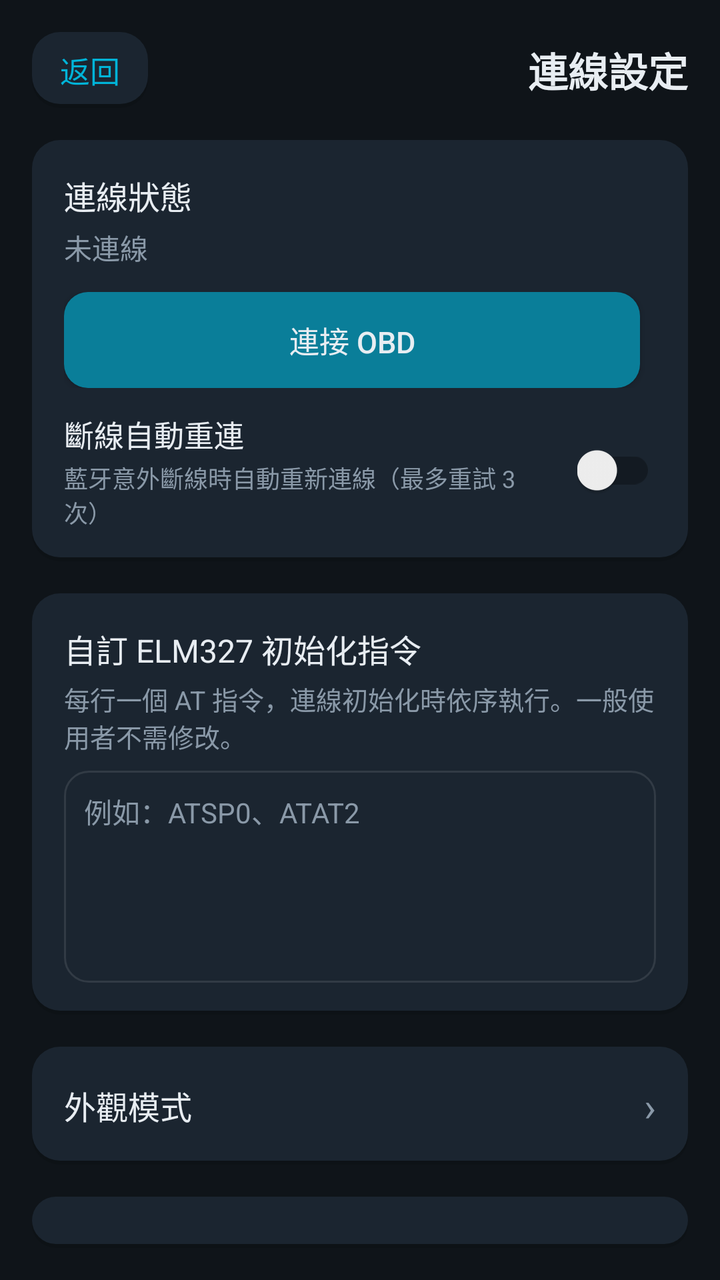
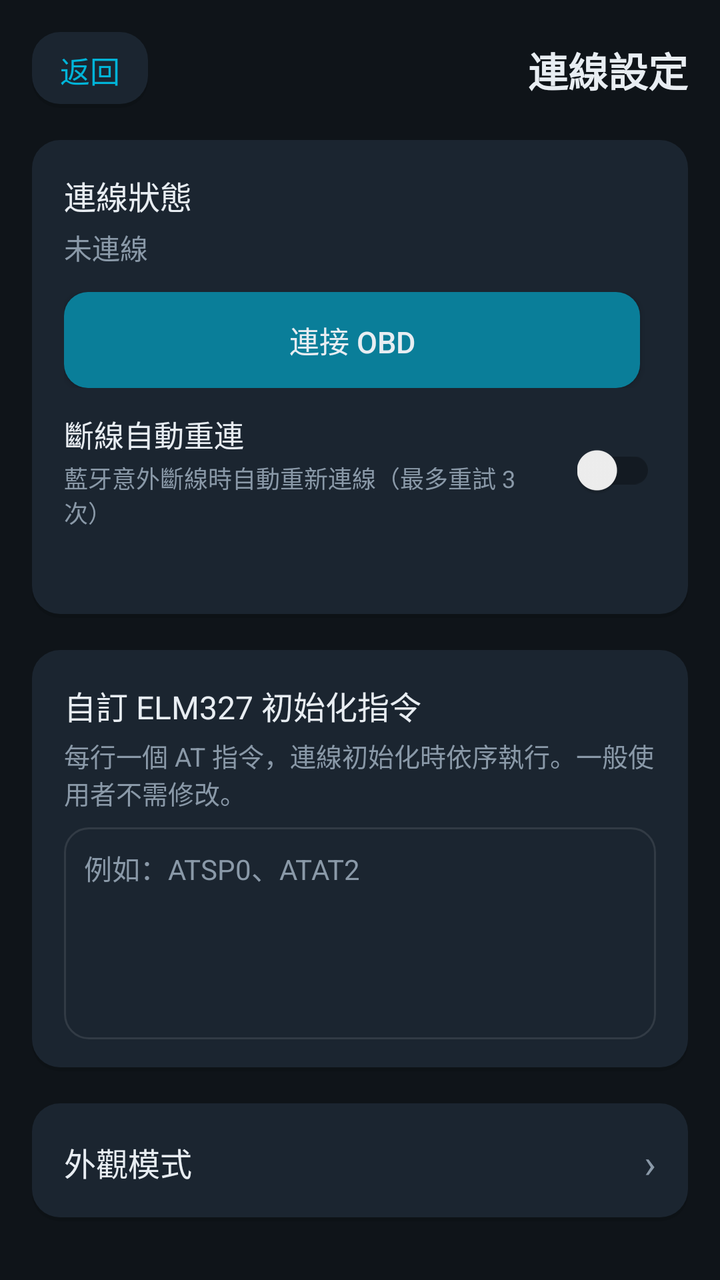

Two renders of the same Android screen: before a commit and after it. Below are the layout's source before the change and the commit's diff.
<!-- AndroidManifest.xml: application theme Theme.HeliOBD -->
<!-- res/layout/activity_settings.xml -->
<?xml version="1.0" encoding="utf-8"?>
<LinearLayout xmlns:android="http://schemas.android.com/apk/res/android"
    xmlns:tools="http://schemas.android.com/tools"
    android:layout_width="match_parent"
    android:layout_height="match_parent"
    android:orientation="vertical"
    android:padding="16dp">

    <LinearLayout
        android:layout_width="match_parent"
        android:layout_height="wrap_content"
        android:gravity="center_vertical"
        android:orientation="horizontal">

        <TextView
            android:id="@+id/btn_back"
            android:layout_width="wrap_content"
            android:layout_height="wrap_content"
            android:background="@drawable/bg_card"
            android:clickable="true"
            android:focusable="true"
            android:paddingHorizontal="14dp"
            android:paddingVertical="8dp"
            android:text="@string/common_back"
            android:textColor="@color/primary"
            android:textSize="15sp" />

        <Space
            android:layout_width="0dp"
            android:layout_height="1dp"
            android:layout_weight="1" />

        <TextView
            android:layout_width="wrap_content"
            android:layout_height="wrap_content"
            android:text="@string/settings_title"
            android:textColor="@color/text_primary"
            android:textSize="20sp"
            android:textStyle="bold" />
    </LinearLayout>

    <LinearLayout
        android:layout_width="match_parent"
        android:layout_height="wrap_content"
        android:layout_marginTop="16dp"
        android:background="@drawable/bg_card"
        android:orientation="vertical"
        android:padding="16dp">

        <TextView
            android:layout_width="match_parent"
            android:layout_height="wrap_content"
            android:text="@string/settings_connection_label"
            android:textColor="@color/text_primary"
            android:textSize="16sp" />

        <TextView
            android:id="@+id/settings_status_text"
            android:layout_width="match_parent"
            android:layout_height="wrap_content"
            android:layout_marginTop="4dp"
            android:text="@string/obd_disconnected"
            android:textColor="@color/text_secondary"
            android:textSize="14sp" />

        <LinearLayout
            android:layout_width="match_parent"
            android:layout_height="wrap_content"
            android:layout_marginTop="12dp"
            android:orientation="horizontal">

            <Button
                android:id="@+id/btn_connect_settings"
                android:layout_width="0dp"
                android:layout_height="48dp"
                android:layout_weight="1"
                android:background="@drawable/bg_button"
                android:text="@string/obd_connect"
                android:textColor="@color/text_primary"
                android:textSize="15sp" />

            <Space
                android:layout_width="8dp"
                android:layout_height="1dp" />

            <Button
                android:id="@+id/btn_disconnect_settings"
                android:layout_width="0dp"
                android:layout_height="48dp"
                android:layout_weight="1"
                android:background="@drawable/bg_card"
                android:text="@string/obd_disconnect"
                android:textColor="@color/danger"
                android:textSize="15sp"
                android:visibility="gone" />
        </LinearLayout>

        <LinearLayout
            android:layout_width="match_parent"
            android:layout_height="wrap_content"
            android:layout_marginTop="12dp"
            android:gravity="center_vertical"
            android:orientation="horizontal">

            <LinearLayout
                android:layout_width="0dp"
                android:layout_height="wrap_content"
                android:layout_weight="1"
                android:orientation="vertical">

                <TextView
                    android:layout_width="match_parent"
                    android:layout_height="wrap_content"
                    android:text="@string/settings_auto_reconnect_label"
                    android:textColor="@color/text_primary"
                    android:textSize="15sp" />

                <TextView
                    android:layout_width="match_parent"
                    android:layout_height="wrap_content"
                    android:layout_marginTop="2dp"
                    android:text="@string/settings_auto_reconnect_desc"
                    android:textColor="@color/text_secondary"
                    android:textSize="12sp" />
            </LinearLayout>

            <androidx.appcompat.widget.SwitchCompat
                android:id="@+id/settings_auto_reconnect"
                android:layout_width="wrap_content"
                android:layout_height="wrap_content"
                android:layout_marginStart="12dp" />
        </LinearLayout>
    </LinearLayout>

    <LinearLayout
        android:layout_width="match_parent"
        android:layout_height="wrap_content"
        android:layout_marginTop="16dp"
        android:background="@drawable/bg_card"
        android:orientation="vertical"
        android:padding="16dp">

        <TextView
            android:layout_width="match_parent"
            android:layout_height="wrap_content"
            android:text="@string/settings_elm_label"
            android:textColor="@color/text_primary"
            android:textSize="16sp" />

        <TextView
            android:layout_width="match_parent"
            android:layout_height="wrap_content"
            android:layout_marginTop="4dp"
            android:text="@string/settings_elm_desc"
            android:textColor="@color/text_secondary"
            android:textSize="13sp" />

        <EditText
            android:importantForAutofill="no"
            android:id="@+id/settings_elm_cmds"
            android:layout_width="match_parent"
            android:layout_height="wrap_content"
            android:layout_marginTop="8dp"
            android:background="@drawable/bg_input"
            android:gravity="top|start"
            android:hint="@string/settings_elm_hint"
            android:inputType="textMultiLine"
            android:minLines="5"
            android:padding="10dp"
            android:textColor="@color/text_primary"
            android:textColorHint="@color/text_secondary"
            android:textSize="14sp" />
    </LinearLayout>

    <LinearLayout
        android:id="@+id/settings_appearance_row"
        android:layout_width="match_parent"
        android:layout_height="wrap_content"
        android:layout_marginTop="16dp"
        android:background="@drawable/bg_card"
        android:clickable="true"
        android:focusable="true"
        android:gravity="center_vertical"
        android:orientation="horizontal"
        android:padding="16dp">

        <TextView
            android:layout_width="0dp"
            android:layout_height="wrap_content"
            android:layout_weight="1"
            android:text="@string/settings_appearance_label"
            android:textColor="@color/text_primary"
            android:textSize="16sp" />

        <TextView
            android:id="@+id/settings_appearance_value"
            android:layout_width="wrap_content"
            android:layout_height="wrap_content"
            android:layout_marginEnd="8dp"
            android:textColor="@color/text_secondary"
            android:textSize="14sp" />

        <TextView
            android:layout_width="wrap_content"
            android:layout_height="wrap_content"
            android:text="›"
            tools:ignore="HardcodedText"
            android:textColor="@color/text_secondary"
            android:textSize="20sp" />
    </LinearLayout>

    <LinearLayout
        android:layout_width="match_parent"
        android:layout_height="wrap_content"
        android:layout_marginTop="16dp"
        android:background="@drawable/bg_card"
        android:orientation="vertical"
        android:padding="16dp">

        <TextView
            android:layout_width="match_parent"
            android:layout_height="wrap_content"
            android:text="@string/settings_privacy_label"
            android:textColor="@color/text_primary"
            android:textSize="16sp"
            android:textStyle="bold" />

        <TextView
            android:layout_width="match_parent"
            android:layout_height="wrap_content"
            android:layout_marginTop="8dp"
            android:text="@string/settings_privacy_title"
            android:textColor="@color/text_primary"
            android:textSize="14sp" />

        <TextView
            android:layout_width="match_parent"
            android:layout_height="wrap_content"
            android:layout_marginTop="4dp"
            android:text="@string/settings_privacy_body"
            android:textColor="@color/text_secondary"
            android:textSize="13sp" />
    </LinearLayout>

    <LinearLayout
        android:layout_width="match_parent"
        android:layout_height="wrap_content"
        android:layout_marginTop="16dp"
        android:background="@drawable/bg_card"
        android:orientation="vertical"
        android:padding="16dp">

        <TextView
            android:layout_width="match_parent"
            android:layout_height="wrap_content"
            android:text="@string/llm_section_title"
            android:textColor="@color/text_primary"
            android:textSize="16sp"
            android:textStyle="bold" />

        <TextView
            android:layout_width="match_parent"
            android:layout_height="wrap_content"
            android:layout_marginTop="8dp"
            android:text="@string/llm_section_desc"
            android:textColor="@color/text_secondary"
            android:textSize="13sp" />

        <TextView
            android:layout_width="match_parent"
            android:layout_height="wrap_content"
            android:layout_marginTop="12dp"
            android:text="@string/llm_base_url_label"
            android:textColor="@color/text_primary"
            android:textSize="14sp" />

        <EditText
            android:importantForAutofill="no"
            android:id="@+id/settings_llm_base_url"
            android:layout_width="match_parent"
            android:layout_height="wrap_content"
            android:layout_marginTop="4dp"
            android:background="@drawable/bg_input"
            android:hint="@string/llm_base_url_hint"
            android:inputType="textUri"
            android:paddingHorizontal="12dp"
            android:paddingVertical="8dp"
            android:textColor="@color/text_primary"
            android:textColorHint="@color/text_secondary"
            android:textSize="14sp" />

        <TextView
            android:layout_width="match_parent"
            android:layout_height="wrap_content"
            android:layout_marginTop="10dp"
            android:text="@string/llm_api_key_label"
            android:textColor="@color/text_primary"
            android:textSize="14sp" />

        <EditText
            android:importantForAutofill="no"
            android:id="@+id/settings_llm_api_key"
            android:layout_width="match_parent"
            android:layout_height="wrap_content"
            android:layout_marginTop="4dp"
            android:background="@drawable/bg_input"
            android:hint="@string/llm_api_key_hint"
            android:inputType="textPassword"
            android:paddingHorizontal="12dp"
            android:paddingVertical="8dp"
            android:textColor="@color/text_primary"
            android:textColorHint="@color/text_secondary"
            android:textSize="14sp" />

        <TextView
            android:layout_width="match_parent"
            android:layout_height="wrap_content"
            android:layout_marginTop="10dp"
            android:text="@string/llm_model_label"
            android:textColor="@color/text_primary"
            android:textSize="14sp" />

        <EditText
            android:importantForAutofill="no"
            android:id="@+id/settings_llm_model"
            android:layout_width="match_parent"
            android:layout_height="wrap_content"
            android:layout_marginTop="4dp"
            android:background="@drawable/bg_input"
            android:hint="@string/llm_model_hint"
            android:inputType="text"
            android:paddingHorizontal="12dp"
            android:paddingVertical="8dp"
            android:textColor="@color/text_primary"
            android:textColorHint="@color/text_secondary"
            android:textSize="14sp" />
    </LinearLayout>

    <LinearLayout
        android:layout_width="match_parent"
        android:layout_height="wrap_content"
        android:layout_marginTop="16dp"
        android:background="@drawable/bg_card"
        android:orientation="vertical"
        android:padding="16dp">

        <TextView
            android:layout_width="match_parent"
            android:layout_height="wrap_content"
            android:text="@string/settings_backup_label"
            android:textColor="@color/text_primary"
            android:textSize="16sp"
            android:textStyle="bold" />

        <TextView
            android:layout_width="match_parent"
            android:layout_height="wrap_content"
            android:layout_marginTop="8dp"
            android:text="@string/settings_backup_desc"
            android:textColor="@color/text_secondary"
            android:textSize="13sp" />

        <LinearLayout
            android:layout_width="match_parent"
            android:layout_height="wrap_content"
            android:layout_marginTop="12dp"
            android:orientation="horizontal">

            <Button
                android:id="@+id/btn_backup_export"
                style="?android:attr/buttonBarButtonStyle"
                android:layout_width="0dp"
                android:layout_height="48dp"
                android:layout_marginEnd="6dp"
                android:layout_weight="1"
                android:background="@drawable/bg_button"
                android:text="@string/backup_export"
                android:textColor="@color/text_primary"
                android:textSize="14sp" />

            <Button
                android:id="@+id/btn_backup_import"
                style="?android:attr/buttonBarButtonStyle"
                android:layout_width="0dp"
                android:layout_height="48dp"
                android:layout_marginStart="6dp"
                android:layout_weight="1"
                android:background="@drawable/bg_button"
                android:text="@string/backup_import"
                android:textColor="@color/text_primary"
                android:textSize="14sp" />
        </LinearLayout>
    </LinearLayout>

    <LinearLayout
        android:layout_width="match_parent"
        android:layout_height="wrap_content"
        android:layout_marginTop="16dp"
        android:background="@drawable/bg_card"
        android:orientation="vertical"
        android:padding="16dp">

        <LinearLayout
            android:layout_width="match_parent"
            android:layout_height="wrap_content"
            android:gravity="center_vertical"
            android:orientation="horizontal">

            <LinearLayout
                android:layout_width="0dp"
                android:layout_height="wrap_content"
                android:layout_weight="1"
                android:orientation="vertical">

                <TextView
                    android:layout_width="match_parent"
                    android:layout_height="wrap_content"
                    android:text="@string/settings_auto_update_label"
                    android:textColor="@color/text_primary"
                    android:textSize="16sp" />

                <TextView
                    android:layout_width="match_parent"
                    android:layout_height="wrap_content"
                    android:layout_marginTop="4dp"
                    android:text="@string/settings_auto_update_desc"
                    android:textColor="@color/text_secondary"
                    android:textSize="13sp" />
            </LinearLayout>

            <androidx.appcompat.widget.SwitchCompat
                android:id="@+id/settings_auto_update"
                android:layout_width="wrap_content"
                android:layout_height="wrap_content"
                android:layout_marginStart="12dp" />
        </LinearLayout>

        <Button
            android:id="@+id/btn_check_update"
            android:layout_width="match_parent"
            android:layout_height="48dp"
            android:layout_marginTop="12dp"
            android:background="@drawable/bg_button"
            android:text="@string/settings_check_update"
            android:textColor="@color/text_primary"
            android:textSize="14sp" />
    </LinearLayout>

    <Button
        android:id="@+id/btn_save"
        android:layout_width="match_parent"
        android:layout_height="52dp"
        android:layout_marginTop="16dp"
        android:background="@drawable/bg_button_accent"
        android:text="@string/common_save"
        android:textColor="@android:color/white"
        android:textSize="16sp" />
</LinearLayout>
<!-- resources referenced by this layout -->
<resources>
  <color name="danger">#E74C3C</color>
  <color name="primary">#00B4D8</color>
  <color name="text_primary">#E8EDF2</color>
  <color name="text_secondary">#8A99A8</color>
  <!-- drawable bg_button (drawable) -->
  <?xml version="1.0" encoding="utf-8"?>
  <selector xmlns:android="http://schemas.android.com/apk/res/android">
      <item android:state_pressed="true" android:drawable="@drawable/bg_button_pressed" />
      <item>
          <shape android:shape="rectangle">
              <solid android:color="@color/primary_dark" />
              <corners android:radius="12dp" />
          </shape>
      </item>
  </selector>
  <!-- drawable bg_input (drawable) -->
  <?xml version="1.0" encoding="utf-8"?>
  <shape xmlns:android="http://schemas.android.com/apk/res/android" android:shape="rectangle">
      <solid android:color="@color/surface" />
      <stroke android:width="1dp" android:color="@color/stroke" />
      <corners android:radius="12dp" />
  </shape>
  <string name="backup_export">匯出備份</string>
  <string name="backup_import">還原備份</string>
  <string name="common_back">返回</string>
  <string name="common_save">儲存</string>
  <string name="llm_api_key_hint">sk-…</string>
  <string name="llm_api_key_label">API 金鑰</string>
  <string name="llm_base_url_hint">https://api.openai.com/v1</string>
  <string name="llm_base_url_label">API 位址</string>
  <string name="llm_model_hint">gpt-4o-mini</string>
  <string name="llm_model_label">模型名稱</string>
  <string name="llm_section_desc">使用 OpenAI 相容 API（官方、Azure、Groq、Ollama、自架 vLLM 等）進行 DTC 白話解讀與維修建議。資料僅在按下「LLM 深度解讀」時送出。</string>
  <string name="llm_section_title">AI 服務設定</string>
  <string name="obd_connect">連接 OBD</string>
  <string name="obd_disconnect">中斷連線</string>
  <string name="obd_disconnected">未連線</string>
  <string name="settings_appearance_label">外觀模式</string>
  <string name="settings_auto_reconnect_desc">藍牙意外斷線時自動重新連線（最多重試 3 次）</string>
  <string name="settings_auto_reconnect_label">斷線自動重連</string>
  <string name="settings_auto_update_desc">啟動時與每日背景檢查 GitHub 新版</string>
  <string name="settings_auto_update_label">自動檢查更新</string>
  <string name="settings_backup_desc">將設定、自訂 PID、保養與電池紀錄等打包為單一備份檔，可存放至 Google Drive 或其他雲端。</string>
  <string name="settings_backup_label">雲端備份</string>
  <string name="settings_check_update">立即檢查更新</string>
  <string name="settings_connection_label">連線狀態</string>
  <string name="settings_elm_desc">每行一個 AT 指令，連線初始化時依序執行。一般使用者不需修改。</string>
  <string name="settings_elm_hint">例如：ATSP0、ATAT2</string>
  <string name="settings_elm_label">自訂 ELM327 初始化指令</string>
  <string name="settings_privacy_body">・車輛診斷資料（故障碼、數據紀錄、行程、車輛資訊）一律儲存在本機裝置，不會上傳至任何伺服器。\n・App 不蒐集個人資料，也不需要網路連線即可完成全部診斷功能。\n・若啟用 AI 診斷功能，僅在你按下「分析」時，才會把當下的故障碼與數據傳送至你設定的 AI 服務。\n・清除 App 資料或解除安裝將永久刪除本機診斷紀錄。</string>
  <string name="settings_privacy_label">資料與隱私</string>
  <string name="settings_privacy_title">診斷資料僅儲存於本機</string>
  <string name="settings_title">連線設定</string>
  <!-- drawable bg_button_pressed (drawable) -->
  <?xml version="1.0" encoding="utf-8"?>
  <shape xmlns:android="http://schemas.android.com/apk/res/android" android:shape="rectangle">
      <solid android:color="@color/primary_pressed" />
      <corners android:radius="12dp" />
  </shape>
  <color name="primary_dark">#0A7E99</color>
  <!-- drawable bg_button_accent_pressed (drawable) -->
  <?xml version="1.0" encoding="utf-8"?>
  <shape xmlns:android="http://schemas.android.com/apk/res/android" android:shape="rectangle">
      <solid android:color="@color/accent_pressed" />
      <corners android:radius="12dp" />
  </shape>
  <color name="accent">#FF6B35</color>
  <color name="surface">#1B2530</color>
  <color name="stroke">#1AFFFFFF</color>
  <color name="bg">#0F1419</color>
  <color name="primary_pressed">#086A80</color>
  <color name="accent_pressed">#D9531F</color>
</resources>

<!-- the commit's change to res/layout/activity_settings.xml (unified diff, before → after) -->
@@ -130,6 +130,14 @@
                 android:layout_height="wrap_content"
                 android:layout_marginStart="12dp" />
         </LinearLayout>
+
+        <TextView
+            android:id="@+id/settings_log_path"
+            android:layout_width="match_parent"
+            android:layout_height="wrap_content"
+            android:layout_marginTop="12dp"
+            android:textColor="@color/text_secondary"
+            android:textSize="12sp" />
     </LinearLayout>
 
     <LinearLayout
